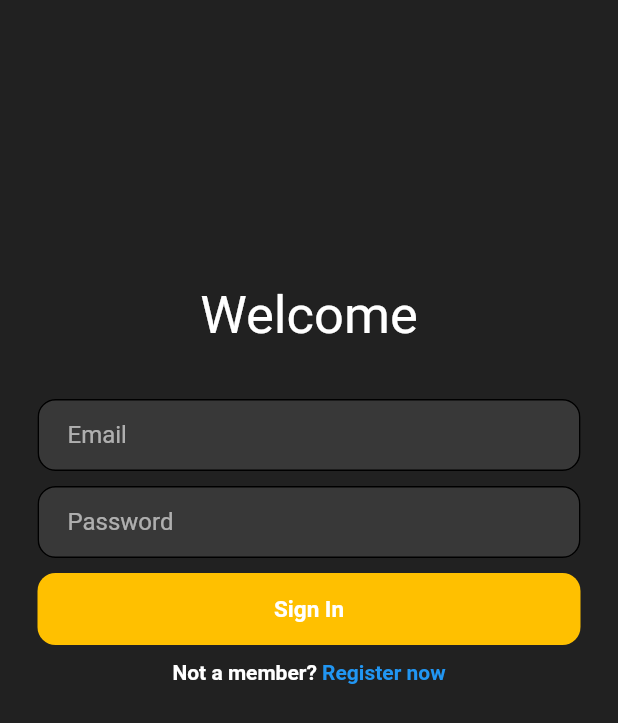
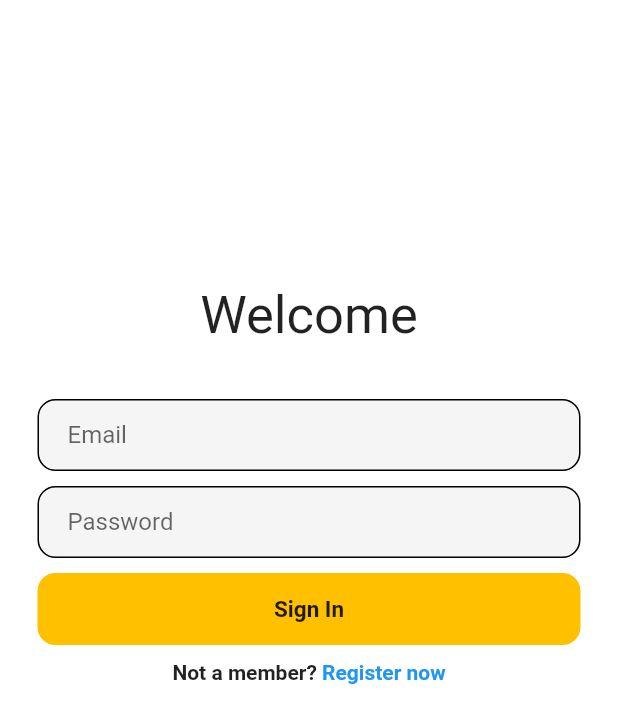
Before and after one commit to Remrem1645/AnywhereNotes, a Flutter app: the screen it shows after launch, on a phone screen of 412 x 824 dp. Shown: the top 723 px of the screen. Run offline on Flutter 3.47's test engine with Material 2 defaults, Android fonts, the phone set to English and light mode, and no system bars; our stand-ins replace cloud_firestore, firebase_auth, firebase_core, google_fonts, settings_ui; accounts and stored records are empty.

Commit message:
refined dark mode

```diff
--- a/lib/main.dart
+++ b/lib/main.dart
@@ -27,7 +27,7 @@ class MyApp extends StatelessWidget {
           final themeProvider = Provider.of<ThemeProvider>(context);
 
           return MaterialApp(
-            themeMode: ThemeMode.dark,
+            themeMode: themeProvider.themeMode,
             theme: MyThemes.lightTheme,
             darkTheme: MyThemes.darkTheme,
             debugShowCheckedModeBanner: false,
--- a/lib/style/app_themes.dart
+++ b/lib/style/app_themes.dart
@@ -25,6 +25,7 @@ class MyThemes {
     scaffoldBackgroundColor: Colors.grey.shade900,
     primaryColor: Colors.amber,
     secondaryHeaderColor: Colors.black,
+    cardColor: Colors.white,
     colorScheme: const ColorScheme.dark(),
 
   );
@@ -33,6 +34,7 @@ class MyThemes {
     scaffoldBackgroundColor: Colors.white,
     primaryColor: Colors.amber,
     secondaryHeaderColor: Colors.white,
+    cardColor: Colors.black,
     colorScheme: const ColorScheme.light(),
 
   );
--- a/lib/widgets/side_bar_menu.dart
+++ b/lib/widgets/side_bar_menu.dart
@@ -21,7 +21,7 @@ class NavDrawer extends StatelessWidget{
             // ignore: sort_child_properties_last
             child: const Text(
               'AnyWhere Notes',
-              style: TextStyle(color: Colors.white, fontSize: 25),
+              style: TextStyle(fontSize: 25),
             ),
             decoration: BoxDecoration(
                 color: AppStyle.accentColor,
```
Also changed, not shown: lib/screens/note_creator_screen.dart (+7 -4 lines).
